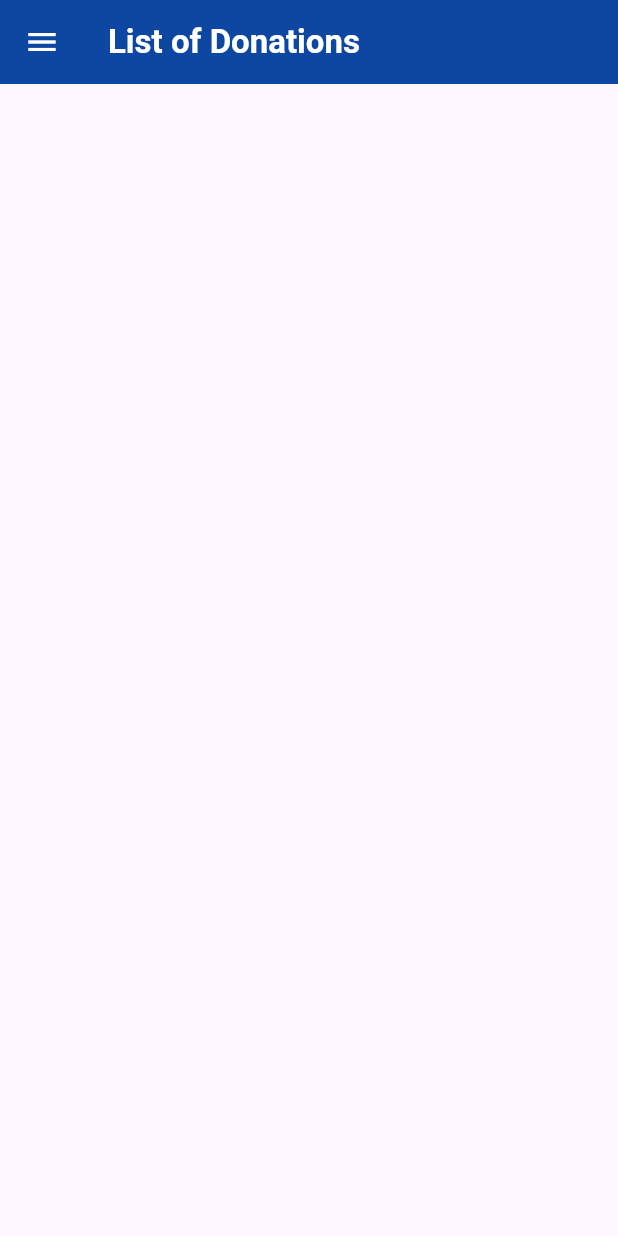
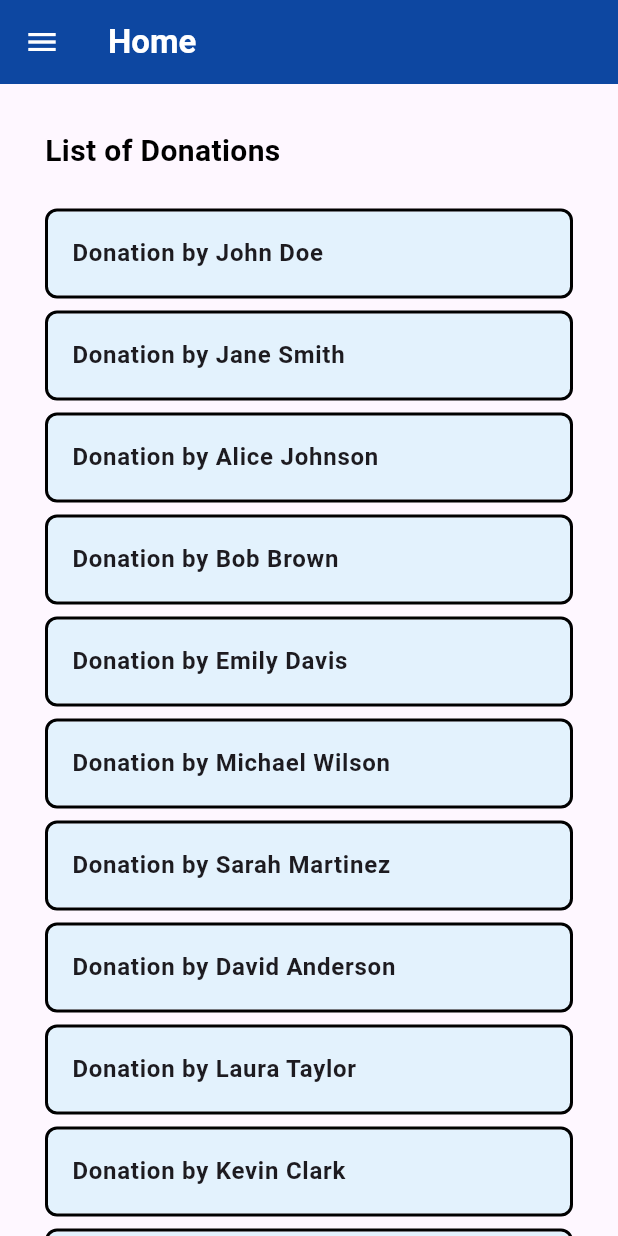
Before and after one commit to jvcerezo/cmsc23-project, a Flutter app: the screen it shows after launch, on a phone screen of 412 x 824 dp. Run offline on Flutter 3.47's test engine with Material 3 defaults, Android fonts, the phone set to English and light mode, and no system bars.

Commit message:
added DonationList widget class to organization homepage

```diff
--- a/elbigayan/lib/main.dart
+++ b/elbigayan/lib/main.dart
@@ -15,7 +15,7 @@
       title: 'ELBIgayan',
       initialRoute: '/',
       routes: {
-        '/': (context) => const OrganizationHomePage(),
+        '/': (context) => OrganizationHomePage(),
       },
       theme: ThemeData(
         primarySwatch: Colors.blue,
--- a/elbigayan/lib/pages/organization/orghome_page.dart
+++ b/elbigayan/lib/pages/organization/orghome_page.dart
@@ -1,4 +1,5 @@
-import 'package:elbigayan/models/orgappdrawer_model.dart';
+import 'package:elbigayan/widgets/donationlist_widget.dart';
+import 'package:elbigayan/widgets/orgappdrawer_widget.dart';
 import 'package:flutter/material.dart';
 
 class OrganizationHomePage extends StatefulWidget {
@@ -9,19 +10,63 @@ class OrganizationHomePage extends StatefulWidget {
 }
 
 class _OrganizationHomePageState extends State<OrganizationHomePage> {
+  // Dummy data // TODO: Model for donation
+  final List<String> names = [
+    'John Doe',
+    'Jane Smith',
+    'Alice Johnson',
+    'Bob Brown',
+    'Emily Davis',
+    'Michael Wilson',
+    'Sarah Martinez',
+    'David Anderson',
+    'Laura Taylor',
+    'Kevin Clark',
+    'John Doe',
+    'Jane Smith',
+    'Alice Johnson',
+    'Bob Brown',
+    'Emily Davis',
+    'Michael Wilson',
+    'Sarah Martinez',
+    'David Anderson',
+    'Laura Taylor',
+    'Kevin Clark',
+  ];
+
   @override
   Widget build(BuildContext context) {
+    const TextStyle defaultTextStyle = TextStyle(
+      color: Colors.black,
+      fontSize: 20.0,
+      fontWeight: FontWeight.bold,
+    );
     return Scaffold(
       drawer: const OrganizationAppDrawer(),
       appBar: AppBar(
         title: const Text(
-          "List of Donations",
+          "Home",
           style: TextStyle(color: Colors.white, fontWeight: FontWeight.bold),
         ),
         backgroundColor: Colors.blue[900],
         iconTheme: const IconThemeData(color: Colors.white),
       ),
+      body: Container(
+        margin: const EdgeInsets.fromLTRB(30, 30, 30, 0),
+        child:  SingleChildScrollView(
+          child: Column(
+            crossAxisAlignment: CrossAxisAlignment.start,
+            children: [
+              const Text(
+                "List of Donations",
+                style: defaultTextStyle,
+              ),
+              const SizedBox(height: 20),
+              DonationList(donorNames: names),
+            ],
+          ),
+        ),
+      ),
     );
   }
-
 }
--- /dev/null
+++ b/elbigayan/lib/widgets/donationlist_widget.dart
@@ -0,0 +1,39 @@
+import 'package:flutter/material.dart';
+
+class DonationList extends StatelessWidget {
+  final List<String> donorNames;
+  const DonationList({Key? key, required this.donorNames}) : super(key: key);
+
+  @override
+  Widget build(BuildContext context) {
+    return SingleChildScrollView(
+      child: Column(
+        children: [
+          ListView.builder(
+            shrinkWrap: true,
+            physics: NeverScrollableScrollPhysics(),
+            itemCount: donorNames.length,
+            itemBuilder: (BuildContext context, int index) {
+              String donorName = donorNames[index];
+              return Container(
+                decoration: BoxDecoration(
+                  border: Border.all(color: Colors.black, width: 2),
+                  borderRadius: BorderRadius.circular(8.0),
+                ),
+                margin: EdgeInsets.symmetric(vertical: 4.0),
+                child: ListTile(
+                  tileColor: Colors.blue[50],
+                  title: Text(
+                    "Donation by $donorName",
+                    style: TextStyle(fontWeight: FontWeight.w600),
+                  ),
+                  onTap: () {},
+                ),
+              );
+            },
+          ),
+        ],
+      ),
+    );
+  }
+}
--- a/elbigayan/lib/models/orgappdrawer_model.dart
+++ b/elbigayan/lib/widgets/orgappdrawer_widget.dart
@@ -15,7 +15,6 @@ class OrganizationAppDrawer extends StatelessWidget {
         color: const Color(0xFFE8FFFF),
         child: Container(
           margin: const EdgeInsets.fromLTRB(30, 0, 30, 0),
-          color: const Color(0xFFE8FFFF),
           child: ListView(padding: EdgeInsets.zero, children: [
             const SizedBox(
               height: 60,
```
